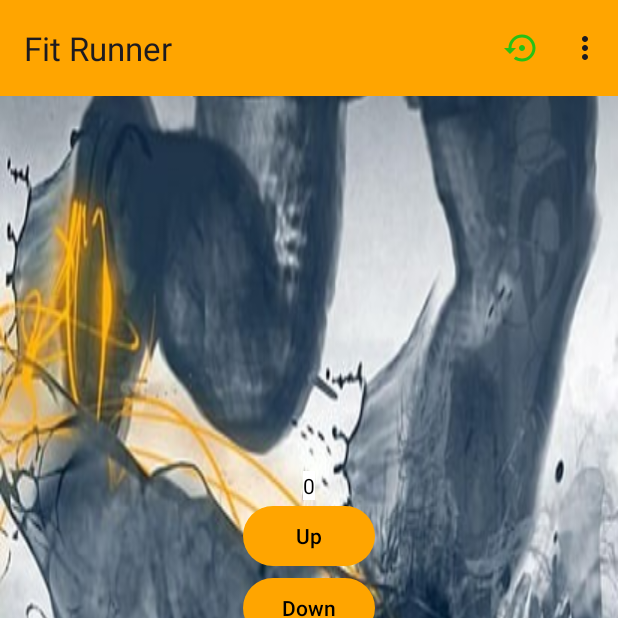
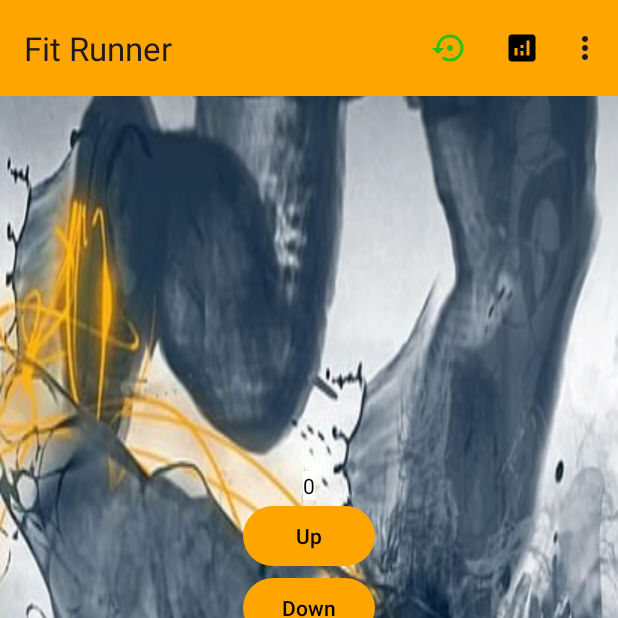
Before and after one commit to Kemilab/SQLite-Android, an Android app: the screen it shows after launch (MainActivity), on a phone screen of 412 x 824 dp, the top half of it. Run offline under Robolectric (Android 15) with nearby library versions, the phone set to English and light mode, and no system bars.

Commit message:
Analytics dodano

```diff
--- /dev/null
+++ b/app/src/main/res/drawable/baseline_analytics_24.xml
@@ -0,0 +1,5 @@
+<vector android:height="24dp" android:tint="#000000"
+    android:viewportHeight="24" android:viewportWidth="24"
+    android:width="24dp" xmlns:android="http://schemas.android.com/apk/res/android">
+    <path android:fillColor="@android:color/white" android:pathData="M19,3L5,3c-1.1,0 -2,0.9 -2,2v14c0,1.1 0.9,2 2,2h14c1.1,0 2,-0.9 2,-2L21,5c0,-1.1 -0.9,-2 -2,-2zM9,17L7,17v-5h2v5zM13,17h-2v-3h2v3zM13,12h-2v-2h2v2zM17,17h-2L15,7h2v10z"/>
+</vector>
--- a/app/src/main/res/menu/menu_main.xml
+++ b/app/src/main/res/menu/menu_main.xml
@@ -7,6 +7,11 @@
         android:icon="@drawable/baseline_settings_backup_restore_24"
         app:showAsAction="ifRoom"/>
     <item
+        android:id="@+id/analytics"
+        android:title="@string/analytics"
+        android:icon="@drawable/baseline_analytics_24"
+        app:showAsAction="ifRoom"/>
+    <item
         android:id="@+id/croatian"
         android:title="@string/croatian" />
     <item
--- a/app/src/main/res/values/strings.xml
+++ b/app/src/main/res/values/strings.xml
@@ -19,4 +19,5 @@
     <string name="_098451453">098451453</string>
     <string name="_09815415316">09815415316</string>
     <string name="_03251564345">03251564345</string>
+    <string name="analytics">Analytics</string>
 </resources>
```
